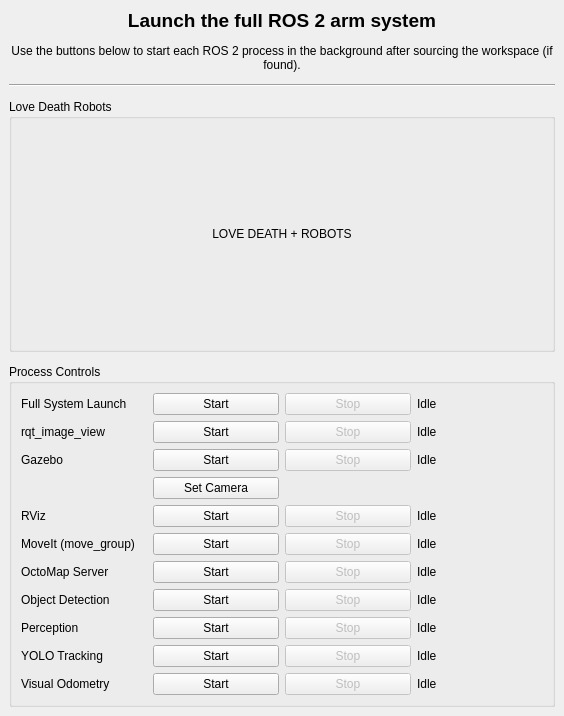
This is src/tools/arm_gui_tools/ui/full_system_launcher.ui in widemic/ldr-humanoid-arm-system as Qt 5 draws it before an edit. The edited form follows.
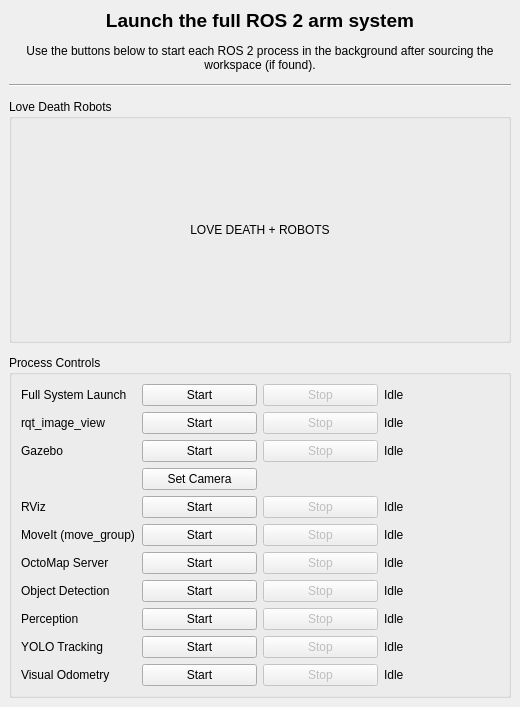
This is the edited form.

```diff
--- a/src/tools/arm_gui_tools/ui/full_system_launcher.ui
+++ b/src/tools/arm_gui_tools/ui/full_system_launcher.ui
@@ -6,8 +6,8 @@
    <rect>
     <x>0</x>
     <y>0</y>
-    <width>564</width>
-    <height>716</height>
+    <width>520</width>
+    <height>707</height>
    </rect>
   </property>
   <property name="windowTitle">
@@ -98,38 +98,120 @@
        <string>Process Controls</string>
       </property>
       <layout class="QGridLayout" name="gridLayout">
-       <item row="9" column="3">
+       <item row="8" column="2">
+        <widget class="QPushButton" name="button_perception_stop">
+         <property name="enabled">
+          <bool>false</bool>
+         </property>
+         <property name="text">
+          <string>Stop</string>
+         </property>
+        </widget>
+       </item>
+       <item row="5" column="2">
+        <widget class="QPushButton" name="button_moveit_stop">
+         <property name="enabled">
+          <bool>false</bool>
+         </property>
+         <property name="text">
+          <string>Stop</string>
+         </property>
+        </widget>
+       </item>
+       <item row="6" column="0">
+        <widget class="QLabel" name="label_octomap_name">
+         <property name="text">
+          <string>OctoMap Server</string>
+         </property>
+        </widget>
+       </item>
+       <item row="8" column="1">
+        <widget class="QPushButton" name="button_perception_start">
+         <property name="text">
+          <string>Start</string>
+         </property>
+        </widget>
+       </item>
+       <item row="4" column="3">
+        <widget class="QLabel" name="label_rviz_status">
+         <property name="text">
+          <string>Idle</string>
+         </property>
+        </widget>
+       </item>
+       <item row="5" column="1">
+        <widget class="QPushButton" name="button_moveit_start">
+         <property name="text">
+          <string>Start</string>
+         </property>
+        </widget>
+       </item>
+       <item row="7" column="1">
+        <widget class="QPushButton" name="button_object_detection_start">
+         <property name="text">
+          <string>Start</string>
+         </property>
+        </widget>
+       </item>
+       <item row="2" column="1">
+        <widget class="QPushButton" name="button_gazebo_start">
+         <property name="text">
+          <string>Start</string>
+         </property>
+        </widget>
+       </item>
+       <item row="2" column="3">
+        <widget class="QLabel" name="label_gazebo_status">
+         <property name="text">
+          <string>Idle</string>
+         </property>
+        </widget>
+       </item>
+       <item row="6" column="2">
+        <widget class="QPushButton" name="button_octomap_stop">
+         <property name="enabled">
+          <bool>false</bool>
+         </property>
+         <property name="text">
+          <string>Stop</string>
+         </property>
+        </widget>
+       </item>
+       <item row="7" column="3">
+        <widget class="QLabel" name="label_object_detection_status">
+         <property name="text">
+          <string>Idle</string>
+         </property>
+        </widget>
+       </item>
+       <item row="1" column="3">
+        <widget class="QLabel" name="label_rqt_status">
+         <property name="text">
+          <string>Idle</string>
+         </property>
+        </widget>
+       </item>
+       <item row="6" column="3">
         <widget class="QLabel" name="label_octomap_status">
          <property name="text">
           <string>Idle</string>
          </property>
         </widget>
        </item>
-       <item row="13" column="0">
-        <widget class="QLabel" name="label_vo_name">
-         <property name="text">
-          <string>Visual Odometry</string>
-         </property>
-        </widget>
-       </item>
-       <item row="12" column="0">
+       <item row="9" column="0">
         <widget class="QLabel" name="label_yolo_name">
          <property name="text">
           <string>YOLO Tracking</string>
          </property>
         </widget>
        </item>
-       <item row="5" column="3">
-        <widget class="QLabel" name="label_rviz_status">
-         <property name="text">
-          <string>Idle</string>
+       <item row="4" column="2">
+        <widget class="QPushButton" name="button_rviz_stop">
+         <property name="enabled">
+          <bool>false</bool>
          </property>
-        </widget>
-       </item>
-       <item row="13" column="1">
-        <widget class="QPushButton" name="button_vo_start">
          <property name="text">
-          <string>Start</string>
+          <string>Stop</string>
          </property>
         </widget>
        </item>
@@ -140,6 +222,30 @@
          </property>
         </widget>
        </item>
+       <item row="0" column="2">
+        <widget class="QPushButton" name="button_system_stop">
+         <property name="enabled">
+          <bool>false</bool>
+         </property>
+         <property name="text">
+          <string>Stop</string>
+         </property>
+        </widget>
+       </item>
+       <item row="10" column="3">
+        <widget class="QLabel" name="label_vo_status">
+         <property name="text">
+          <string>Idle</string>
+         </property>
+        </widget>
+       </item>
+       <item row="9" column="3">
+        <widget class="QLabel" name="label_yolo_status">
+         <property name="text">
+          <string>Idle</string>
+         </property>
+        </widget>
+       </item>
        <item row="1" column="1">
         <widget class="QPushButton" name="button_rqt_start">
          <property name="text">
@@ -147,8 +253,15 @@
          </property>
         </widget>
        </item>
-       <item row="8" column="2">
-        <widget class="QPushButton" name="button_moveit_stop">
+       <item row="0" column="1">
+        <widget class="QPushButton" name="button_system_start">
+         <property name="text">
+          <string>Start</string>
+         </property>
+        </widget>
+       </item>
+       <item row="7" column="2">
+        <widget class="QPushButton" name="button_object_detection_stop">
          <property name="enabled">
           <bool>false</bool>
          </property>
@@ -157,58 +270,13 @@
          </property>
         </widget>
        </item>
-       <item row="1" column="0">
-        <widget class="QLabel" name="label_rqt_name">
-         <property name="text">
-          <string>rqt_image_view</string>
-         </property>
-        </widget>
-       </item>
-       <item row="11" column="0">
+       <item row="8" column="0">
         <widget class="QLabel" name="label_perception_name">
          <property name="text">
           <string>Perception</string>
          </property>
         </widget>
        </item>
-       <item row="0" column="0">
-        <widget class="QLabel" name="label_system_name">
-         <property name="text">
-          <string>Full System Launch</string>
-         </property>
-        </widget>
-       </item>
-       <item row="2" column="0">
-        <widget class="QLabel" name="label_gazebo_name">
-         <property name="text">
-          <string>Gazebo</string>
-         </property>
-        </widget>
-       </item>
-       <item row="0" column="2">
-        <widget class="QPushButton" name="button_system_stop">
-         <property name="enabled">
-          <bool>false</bool>
-         </property>
-         <property name="text">
-          <string>Stop</string>
-         </property>
-        </widget>
-       </item>
-       <item row="8" column="0">
-        <widget class="QLabel" name="label_moveit_name">
-         <property name="text">
-          <string>MoveIt (move_group)</string>
-         </property>
-        </widget>
-       </item>
-       <item row="2" column="1">
-        <widget class="QPushButton" name="button_gazebo_start">
-         <property name="text">
-          <string>Start</string>
-         </property>
-        </widget>
-       </item>
        <item row="2" column="2">
         <widget class="QPushButton" name="button_gazebo_stop">
          <property name="enabled">
@@ -219,170 +287,74 @@
          </property>
         </widget>
        </item>
-       <item row="8" column="1">
-        <widget class="QPushButton" name="button_moveit_start">
-         <property name="text">
-          <string>Start</string>
-         </property>
-        </widget>
-       </item>
-       <item row="12" column="2">
-        <widget class="QPushButton" name="button_yolo_stop">
-         <property name="enabled">
-          <bool>false</bool>
-         </property>
-         <property name="text">
-          <string>Stop</string>
-         </property>
-        </widget>
-       </item>
-       <item row="2" column="3">
-        <widget class="QLabel" name="label_gazebo_status">
-         <property name="text">
-          <string>Idle</string>
-         </property>
-        </widget>
-       </item>
-       <item row="10" column="0">
-        <widget class="QLabel" name="label_object_detection_name">
-         <property name="text">
-          <string>Object Detection</string>
-         </property>
-        </widget>
-       </item>
-       <item row="0" column="1">
-        <widget class="QPushButton" name="button_system_start">
-         <property name="text">
-          <string>Start</string>
-         </property>
-        </widget>
-       </item>
-       <item row="5" column="2">
-        <widget class="QPushButton" name="button_rviz_stop">
-         <property name="enabled">
-          <bool>false</bool>
-         </property>
-         <property name="text">
-          <string>Stop</string>
-         </property>
-        </widget>
-       </item>
-       <item row="1" column="3">
-        <widget class="QLabel" name="label_rqt_status">
-         <property name="text">
-          <string>Idle</string>
-         </property>
-        </widget>
-       </item>
-       <item row="10" column="2">
-        <widget class="QPushButton" name="button_object_detection_stop">
-         <property name="enabled">
-          <bool>false</bool>
-         </property>
-         <property name="text">
-          <string>Stop</string>
-         </property>
-        </widget>
-       </item>
-       <item row="9" column="0">
-        <widget class="QLabel" name="label_octomap_name">
-         <property name="text">
-          <string>OctoMap Server</string>
-         </property>
-        </widget>
-       </item>
        <item row="5" column="0">
+        <widget class="QLabel" name="label_moveit_name">
+         <property name="text">
+          <string>MoveIt (move_group)</string>
+         </property>
+        </widget>
+       </item>
+       <item row="4" column="0">
         <widget class="QLabel" name="label_rviz_name">
          <property name="text">
           <string>RViz</string>
          </property>
         </widget>
        </item>
-       <item row="11" column="3">
-        <widget class="QLabel" name="label_perception_status">
-         <property name="text">
-          <string>Idle</string>
-         </property>
-        </widget>
-       </item>
-       <item row="11" column="2">
-        <widget class="QPushButton" name="button_perception_stop">
-         <property name="enabled">
-          <bool>false</bool>
-         </property>
-         <property name="text">
-          <string>Stop</string>
-         </property>
-        </widget>
-       </item>
-       <item row="13" column="3">
-        <widget class="QLabel" name="label_vo_status">
-         <property name="text">
-          <string>Idle</string>
-         </property>
-        </widget>
-       </item>
-       <item row="13" column="2">
-        <widget class="QPushButton" name="button_vo_stop">
-         <property name="enabled">
-          <bool>false</bool>
-         </property>
-         <property name="text">
-          <string>Stop</string>
-         </property>
-        </widget>
-       </item>
-       <item row="10" column="3">
-        <widget class="QLabel" name="label_object_detection_status">
-         <property name="text">
-          <string>Idle</string>
-         </property>
-        </widget>
-       </item>
        <item row="10" column="1">
-        <widget class="QPushButton" name="button_object_detection_start">
+        <widget class="QPushButton" name="button_vo_start">
          <property name="text">
           <string>Start</string>
          </property>
         </widget>
        </item>
-       <item row="9" column="1">
-        <widget class="QPushButton" name="button_octomap_start">
+       <item row="3" column="1">
+        <widget class="QPushButton" name="button_rviz_camera">
          <property name="text">
-          <string>Start</string>
-         </property>
-        </widget>
-       </item>
-       <item row="12" column="3">
-        <widget class="QLabel" name="label_yolo_status">
-         <property name="text">
-          <string>Idle</string>
+          <string>Set Camera</string>
          </property>
         </widget>
        </item>
        <item row="8" column="3">
+        <widget class="QLabel" name="label_perception_status">
+         <property name="text">
+          <string>Idle</string>
+         </property>
+        </widget>
+       </item>
+       <item row="10" column="2">
+        <widget class="QPushButton" name="button_vo_stop">
+         <property name="enabled">
+          <bool>false</bool>
+         </property>
+         <property name="text">
+          <string>Stop</string>
+         </property>
+        </widget>
+       </item>
+       <item row="7" column="0">
+        <widget class="QLabel" name="label_object_detection_name">
+         <property name="text">
+          <string>Object Detection</string>
+         </property>
+        </widget>
+       </item>
+       <item row="5" column="3">
         <widget class="QLabel" name="label_moveit_status">
          <property name="text">
           <string>Idle</string>
          </property>
         </widget>
        </item>
-       <item row="5" column="1">
+       <item row="4" column="1">
         <widget class="QPushButton" name="button_rviz_start">
          <property name="text">
           <string>Start</string>
          </property>
         </widget>
        </item>
-       <item row="11" column="1">
-        <widget class="QPushButton" name="button_perception_start">
-         <property name="text">
-          <string>Start</string>
-         </property>
-        </widget>
-       </item>
        <item row="9" column="2">
-        <widget class="QPushButton" name="button_octomap_stop">
+        <widget class="QPushButton" name="button_yolo_stop">
          <property name="enabled">
           <bool>false</bool>
          </property>
@@ -391,10 +363,17 @@
          </property>
         </widget>
        </item>
-       <item row="12" column="1">
-        <widget class="QPushButton" name="button_yolo_start">
+       <item row="0" column="0">
+        <widget class="QLabel" name="label_system_name">
          <property name="text">
-          <string>Start</string>
+          <string>Full System Launch</string>
+         </property>
+        </widget>
+       </item>
+       <item row="10" column="0">
+        <widget class="QLabel" name="label_vo_name">
+         <property name="text">
+          <string>Visual Odometry</string>
          </property>
         </widget>
        </item>
@@ -408,10 +387,31 @@
          </property>
         </widget>
        </item>
-       <item row="3" column="1">
-        <widget class="QPushButton" name="button_rviz_camera">
+       <item row="9" column="1">
+        <widget class="QPushButton" name="button_yolo_start">
          <property name="text">
-          <string>Set Camera</string>
+          <string>Start</string>
+         </property>
+        </widget>
+       </item>
+       <item row="6" column="1">
+        <widget class="QPushButton" name="button_octomap_start">
+         <property name="text">
+          <string>Start</string>
+         </property>
+        </widget>
+       </item>
+       <item row="1" column="0">
+        <widget class="QLabel" name="label_rqt_name">
+         <property name="text">
+          <string>rqt_image_view</string>
+         </property>
+        </widget>
+       </item>
+       <item row="2" column="0">
+        <widget class="QLabel" name="label_gazebo_name">
+         <property name="text">
+          <string>Gazebo</string>
          </property>
         </widget>
        </item>
```
